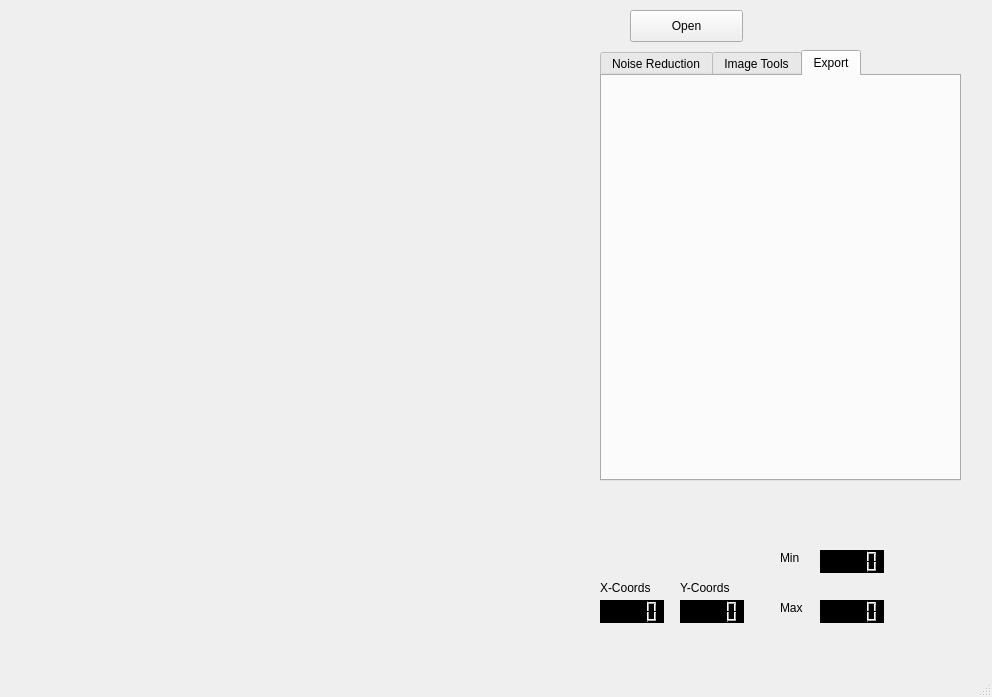
Astro-Totzauer/sun_viewer, file window.ui: the form before one commit.
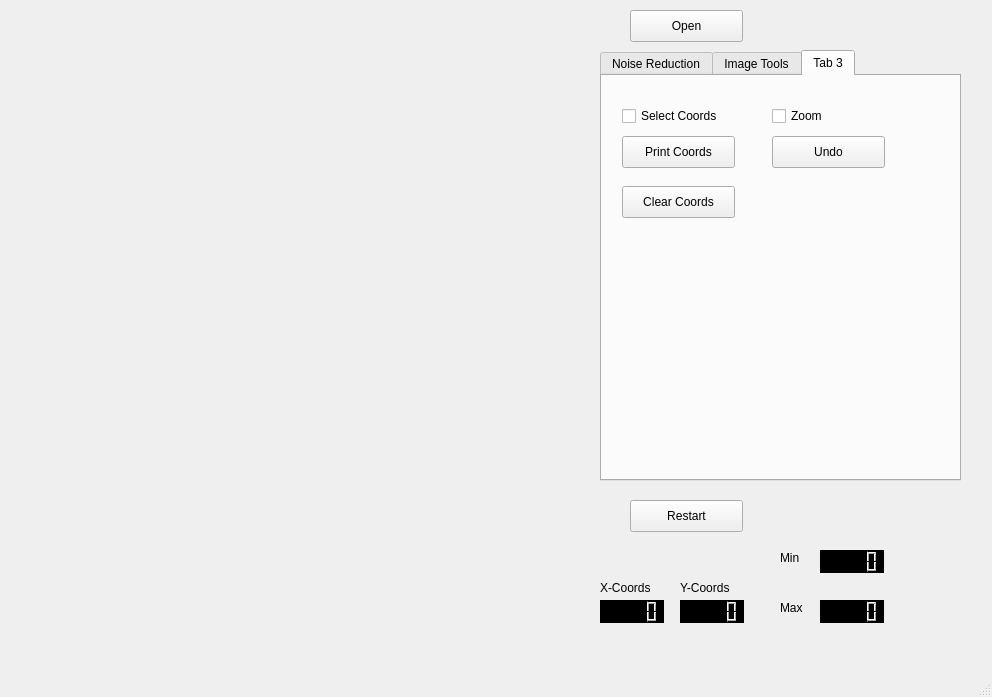
The form after the commit. The open tabs and pages were chosen to show the change.

Diff of the .ui file:
```diff
--- a/window.ui
+++ b/window.ui
@@ -360,8 +360,73 @@
     </widget>
     <widget class="QWidget" name="tab_3">
      <attribute name="title">
-      <string>Export</string>
+      <string>Tab 3</string>
      </attribute>
+     <widget class="QCheckBox" name="coordscheckBox">
+      <property name="geometry">
+       <rect>
+        <x>20</x>
+        <y>30</y>
+        <width>111</width>
+        <height>20</height>
+       </rect>
+      </property>
+      <property name="text">
+       <string>Select Coords</string>
+      </property>
+     </widget>
+     <widget class="QPushButton" name="clearcoordsButton">
+      <property name="geometry">
+       <rect>
+        <x>20</x>
+        <y>110</y>
+        <width>113</width>
+        <height>32</height>
+       </rect>
+      </property>
+      <property name="text">
+       <string>Clear Coords</string>
+      </property>
+     </widget>
+     <widget class="QPushButton" name="printcoordsButton">
+      <property name="geometry">
+       <rect>
+        <x>20</x>
+        <y>60</y>
+        <width>113</width>
+        <height>32</height>
+       </rect>
+      </property>
+      <property name="text">
+       <string>Print Coords</string>
+      </property>
+     </widget>
+     <widget class="QCheckBox" name="zoomcheckBox">
+      <property name="geometry">
+       <rect>
+        <x>170</x>
+        <y>30</y>
+        <width>87</width>
+        <height>20</height>
+       </rect>
+      </property>
+      <property name="text">
+       <string>Zoom</string>
+      </property>
+     </widget>
+     <widget class="QPushButton" name="undozoomButton">
+      <property name="geometry">
+       <rect>
+        <x>170</x>
+        <y>60</y>
+        <width>113</width>
+        <height>32</height>
+       </rect>
+      </property>
+      <property name="text">
+       <string>Undo</string>
+      </property>
+     </widget>
     </widget>
    </widget>
    <widget class="QLCDNumber" name="lcdX">
@@ -462,6 +527,19 @@
      <string>Max</string>
     </property>
    </widget>
+   <widget class="QPushButton" name="restartButton">
+    <property name="geometry">
+     <rect>
+      <x>630</x>
+      <y>500</y>
+      <width>113</width>
+      <height>32</height>
+     </rect>
+    </property>
+    <property name="text">
+     <string>Restart</string>
+    </property>
+   </widget>
   </widget>
   <widget class="QMenuBar" name="menubar">
    <property name="geometry">
```
Left out of the diff: 2 changed lines with no effect on the pictures.
